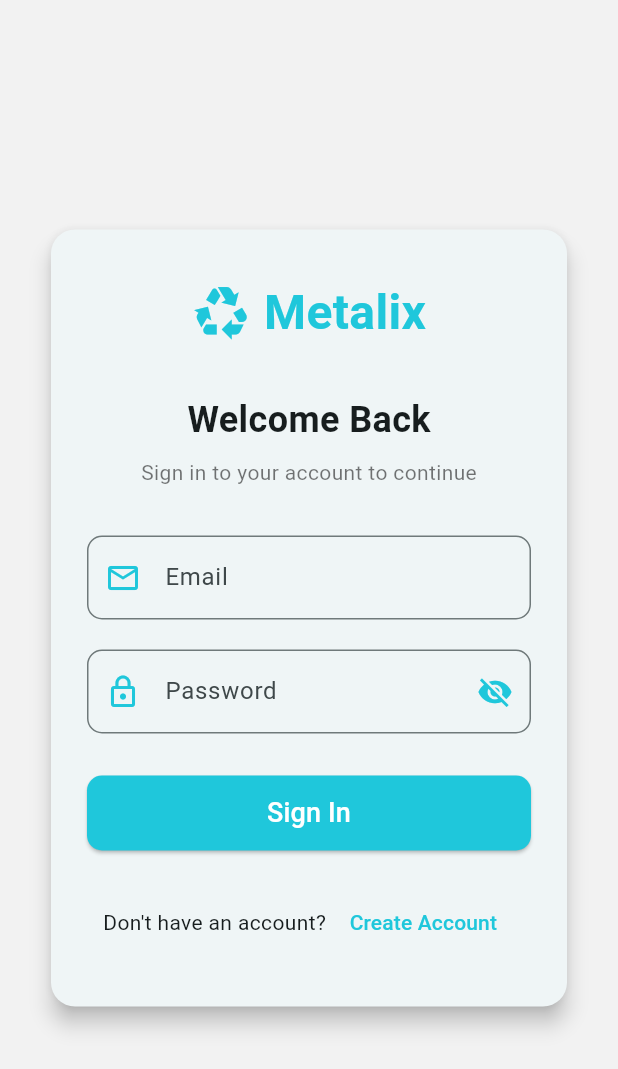
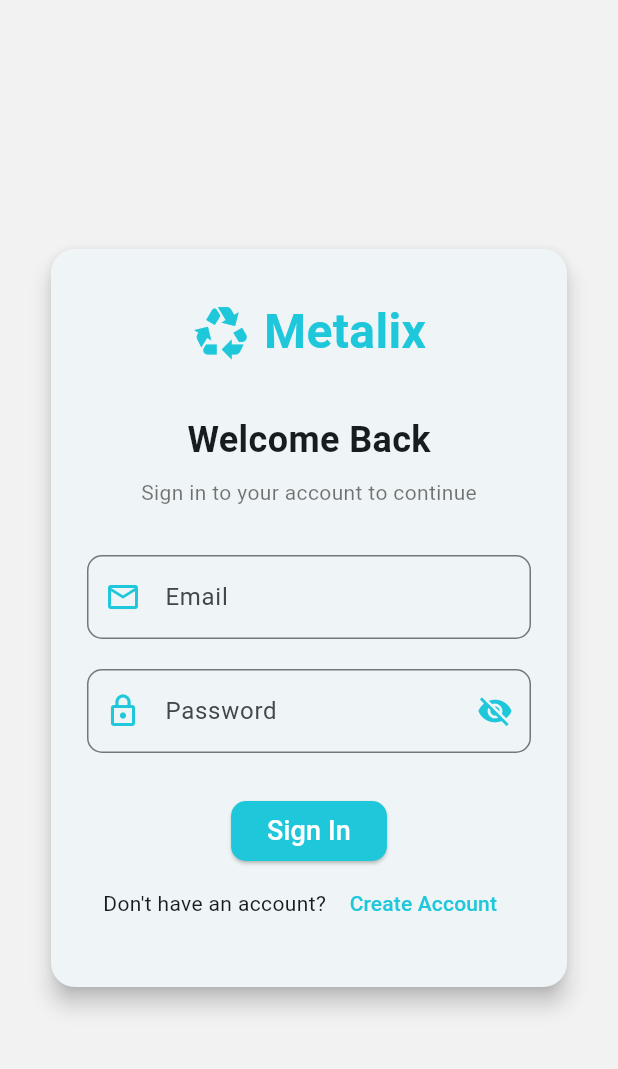
Before and after one commit to Desarrollo-Soluciones-IOT-Grupo-02/metalix_flutter_app, a Flutter app: the screen it shows after launch, on a phone screen of 412 x 824 dp. Shown: the top 1069 px of the screen. Run offline on Flutter 3.47's test engine with Material 3 defaults, Android fonts, the phone set to English and light mode, and no system bars.

Commit message:
feat: add responsive login screen with Metalix theme and sign-in button

```diff
--- a/lib/main.dart
+++ b/lib/main.dart
@@ -1,4 +1,5 @@
 import 'package:flutter/material.dart';
+import 'package:metalixmovil/screens/home_layout.dart';
 import 'screens/login_screen.dart';
 
 void main() {
@@ -12,12 +13,18 @@ class MyApp extends StatelessWidget {
   Widget build(BuildContext context) {
     return MaterialApp(
       debugShowCheckedModeBanner: false,
-      title: 'Metalix Login',
+      title: 'Metalix App',
       theme: ThemeData(
         colorScheme: ColorScheme.fromSeed(seedColor: const Color(0xFF1FC7DB)),
         useMaterial3: true,
       ),
-      home: const LoginScreen(),
+
+      // 👇 Rutas definidas
+      initialRoute: '/login',
+      routes: {
+        '/login': (context) => const LoginScreen(),
+        '/dashboard': (context) => const DashboardScreen(),
+      },
     );
   }
 }
--- a/lib/screens/login_screen.dart
+++ b/lib/screens/login_screen.dart
@@ -1,4 +1,5 @@
 import 'package:flutter/material.dart';
+import 'home_layout.dart';
 
 class LoginScreen extends StatefulWidget {
   const LoginScreen({super.key});
@@ -97,24 +98,25 @@ class _LoginScreenState extends State<LoginScreen> {
                     const SizedBox(height: 28),
 
                     // 🔹 Botón login
-                    SizedBox(
-                      width: double.infinity,
-                      height: 50,
-                      child: ElevatedButton(
+                    ElevatedButton(
                       style: ElevatedButton.styleFrom(
                         backgroundColor: mainColor,
                         shape: RoundedRectangleBorder(
                           borderRadius: BorderRadius.circular(10),
                         ),
                       ),
-                        onPressed: () {},
+                      onPressed: () {
+                        // 🚀 Navegar al DashboardScreen
+                        Navigator.pushReplacement(
+                          context,
+                          MaterialPageRoute(builder: (context) => const DashboardScreen()),
+                        );
+                      },
                       child: const Text(
                         'Sign In',
                         style: TextStyle(fontSize: 18, color: Colors.white),
                       ),
                     ),
-                    ),
-                    const SizedBox(height: 24),
 
                     // 🔹 Link de registro
                     Row(
```
Lines whose indentation alone changed are shown as unchanged.
